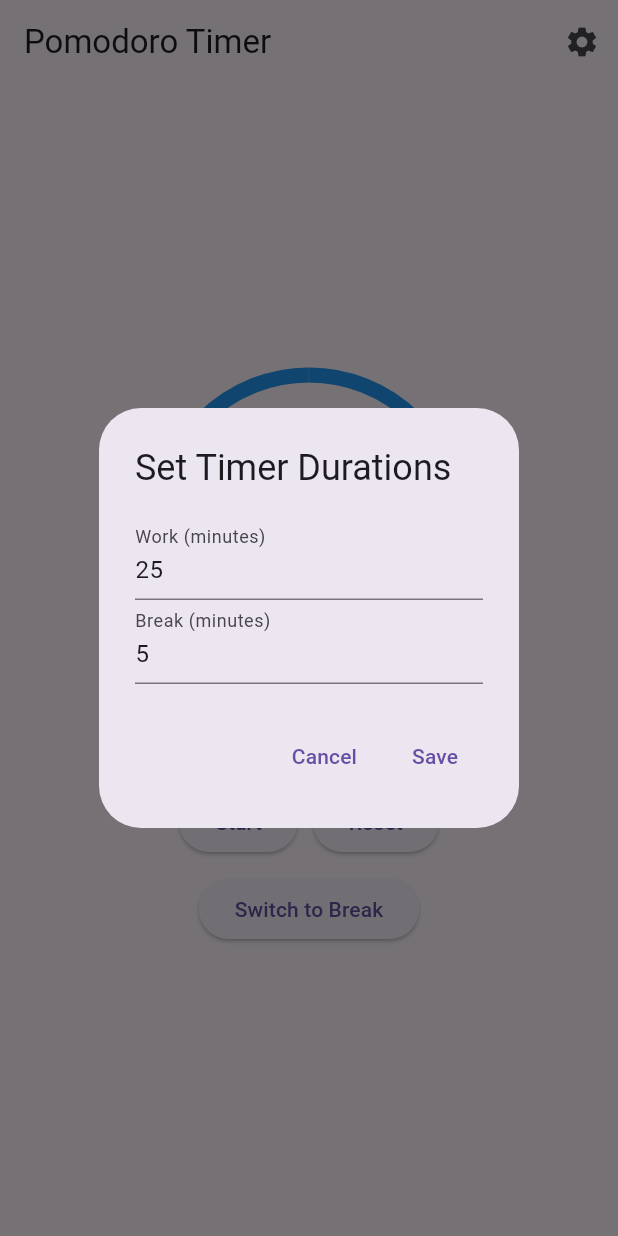
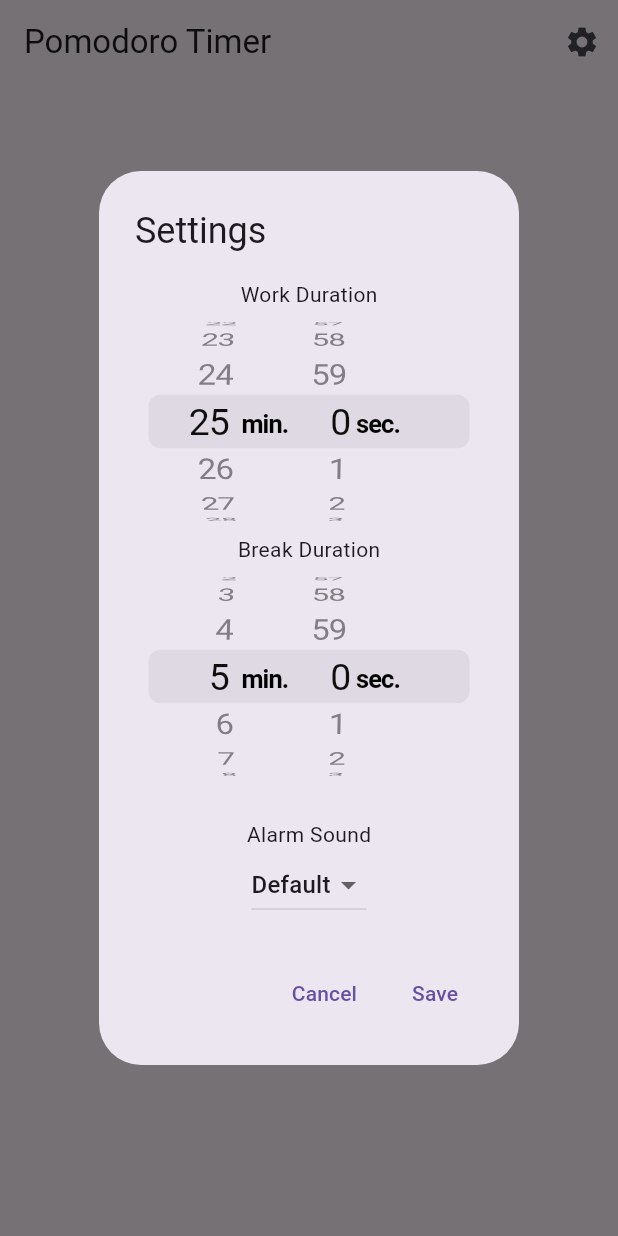
Before and after one commit to rishithareddychalla/pomodoro, a Flutter app: the screen it shows after launch, after a tap on "Start", after a tap on "Reset", after a tap on the "settings" icon, on a phone screen of 412 x 824 dp. Run offline on Flutter 3.47's test engine with Material 3 defaults, Android fonts, the phone set to English and light mode, and no system bars; our stand-ins replace audioplayers, vibration.

Commit message:
feat: Add custom alarm sound selection
This commit introduces the ability for users to select a custom alarm sound.

The settings dialog has been updated with a dropdown menu that allows users to choose between the "Default" alarm sound and a "None" option to disable the alarm.

The timer logic has been modified to respect this selection, playing the chosen sound or remaining silent if the "None" option is selected.

```diff
--- a/lib/main.dart
+++ b/lib/main.dart
@@ -30,6 +30,8 @@ class _PomodoroScreenState extends State<PomodoroScreen> {
   int _seconds = 1500; // 25 minutes in seconds
   bool _isRunning = false;
   bool _isWorkMode = true; // Work (25 min) or Break (5 min)
+  bool _isAlarmPlaying = false;
+  String _selectedAlarmSound = 'alarm.wav';
   Timer? _timer;
   final _player = AudioPlayer();
 
@@ -40,29 +42,67 @@ class _PomodoroScreenState extends State<PomodoroScreen> {
   }
 
   void _showSettingsDialog() {
+    Duration workDuration = Duration(seconds: _workSeconds);
+    Duration breakDuration = Duration(seconds: _breakSeconds);
+    String selectedSound = _selectedAlarmSound;
+
     showDialog(
       context: context,
       builder: (context) {
-        final workController =
-            TextEditingController(text: (_workSeconds ~/ 60).toString());
-        final breakController =
-            TextEditingController(text: (_breakSeconds ~/ 60).toString());
         return AlertDialog(
-          title: const Text('Set Timer Durations'),
-          content: Column(
+          title: const Text('Settings'),
+          content: StatefulBuilder(
+            builder: (BuildContext context, StateSetter setState) {
+              return SingleChildScrollView(
+                child: Column(
                   mainAxisSize: MainAxisSize.min,
                   children: [
-              TextField(
-                controller: workController,
-                decoration: const InputDecoration(labelText: 'Work (minutes)'),
-                keyboardType: TextInputType.number,
+                    const Text('Work Duration'),
+                    SizedBox(
+                      height: 150,
+                      child: CupertinoTimerPicker(
+                        mode: CupertinoTimerPickerMode.ms,
+                        initialTimerDuration: workDuration,
+                        onTimerDurationChanged: (newDuration) {
+                          setState(() => workDuration = newDuration);
+                        },
                       ),
-              TextField(
-                controller: breakController,
-                decoration: const InputDecoration(labelText: 'Break (minutes)'),
-                keyboardType: TextInputType.number,
+                    ),
+                    const Text('Break Duration'),
+                    SizedBox(
+                      height: 150,
+                      child: CupertinoTimerPicker(
+                        mode: CupertinoTimerPickerMode.ms,
+                        initialTimerDuration: breakDuration,
+                        onTimerDurationChanged: (newDuration) {
+                          setState(() => breakDuration = newDuration);
+                        },
+                      ),
+                    ),
+                    const SizedBox(height: 20),
+                    const Text('Alarm Sound'),
+                    DropdownButton<String>(
+                      value: selectedSound,
+                      items: const [
+                        DropdownMenuItem<String>(
+                          value: 'alarm.wav',
+                          child: Text('Default'),
+                        ),
+                        DropdownMenuItem<String>(
+                          value: 'none',
+                          child: Text('None'),
                         ),
                       ],
+                      onChanged: (String? newValue) {
+                        if (newValue != null) {
+                          setState(() => selectedSound = newValue);
+                        }
+                      },
+                    ),
+                  ],
+                ),
+              );
+            },
           ),
           actions: [
             TextButton(
@@ -72,8 +112,9 @@ class _PomodoroScreenState extends State<PomodoroScreen> {
             TextButton(
               onPressed: () {
                 setState(() {
-                  _workSeconds = (int.tryParse(workController.text) ?? 25) * 60;
-                  _breakSeconds = (int.tryParse(breakController.text) ?? 5) * 60;
+                  _workSeconds = workDuration.inSeconds;
+                  _breakSeconds = breakDuration.inSeconds;
+                  _selectedAlarmSound = selectedSound;
                   if (!_isRunning) {
                     _seconds = _isWorkMode ? _workSeconds : _breakSeconds;
                   }
@@ -99,17 +140,13 @@ class _PomodoroScreenState extends State<PomodoroScreen> {
           _timer?.cancel();
           setState(() {
             _isRunning = false;
-            _isWorkMode = !_isWorkMode; // Switch to break or work
-            _seconds = _isWorkMode
-                ? _workSeconds
-                : _breakSeconds; // 25 min or 5 min
+            _isAlarmPlaying = true;
           });
           // The audioplayers package expects the path to be relative to the assets directory.
-          _player.play(AssetSource('alarm.wav'));
+          if (_selectedAlarmSound != 'none') {
+            _player.play(AssetSource(_selectedAlarmSound));
+          }
           Vibration.vibrate();
-          ScaffoldMessenger.of(context).showSnackBar(
-            SnackBar(content: Text(_isWorkMode ? 'Work time!' : 'Break time!')),
-          );
         }
       });
     }
@@ -122,6 +159,16 @@ class _PomodoroScreenState extends State<PomodoroScreen> {
       _isRunning = false;
       _seconds = _isWorkMode ? _workSeconds : _breakSeconds;
     });
+  }
+
+  void _pauseAlarmAndStartNextTimer() {
+    _player.stop();
+    setState(() {
+      _isAlarmPlaying = false;
+      _isWorkMode = !_isWorkMode;
+      _seconds = _isWorkMode ? _workSeconds : _breakSeconds;
+    });
+    _startPauseTimer();
   }
 
   String _formatTime(int seconds) {
@@ -179,6 +226,14 @@ class _PomodoroScreenState extends State<PomodoroScreen> {
             ),
             const SizedBox(height: 20),
             // Buttons
+            if (_isAlarmPlaying)
+              ElevatedButton(
+                onPressed: _pauseAlarmAndStartNextTimer,
+                child: const Text('Pause'),
+              )
+            else
+              Column(
+                children: [
                   Row(
                     mainAxisAlignment: MainAxisAlignment.center,
                     children: [
@@ -207,6 +262,8 @@ class _PomodoroScreenState extends State<PomodoroScreen> {
                   ),
                 ],
               ),
+          ],
+        ),
       ),
     );
   }
```
Lines whose indentation alone changed are shown as unchanged.
